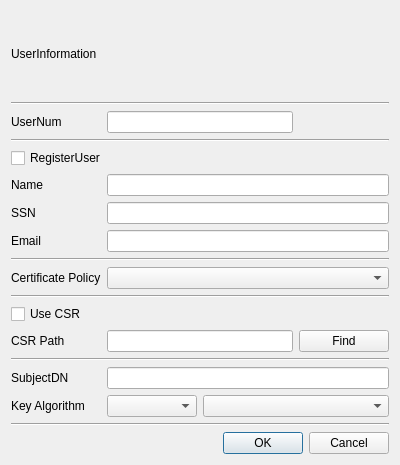
Above: CCMan/issue_cert_dlg.ui from jykim74/CCMan before the change. Below: the same form after it.
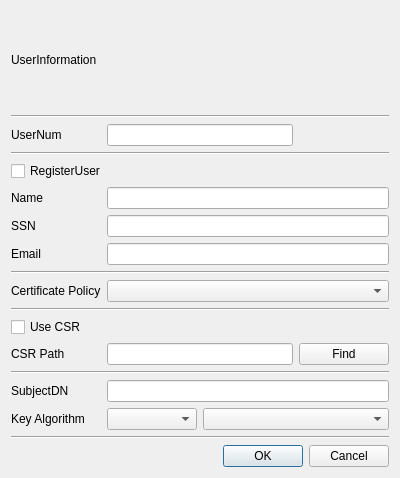
That is the form after the change.

```diff
--- a/CCMan/issue_cert_dlg.ui
+++ b/CCMan/issue_cert_dlg.ui
@@ -7,7 +7,7 @@
     <x>0</x>
     <y>0</y>
     <width>400</width>
-    <height>465</height>
+    <height>478</height>
    </rect>
   </property>
   <property name="windowTitle">
```
Left out of the diff: 2 changed lines with no effect on the pictures.
